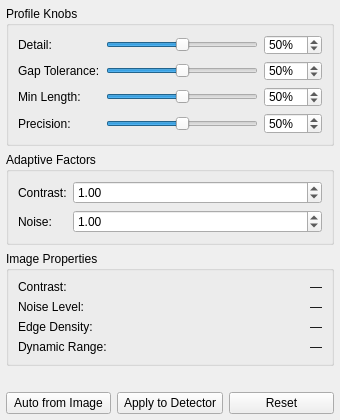
Before: the Qt Designer form apps/line_analyzer/extensions/detector_profile/detector_profile_panel.ui in waterben/LineExtraction, drawn with Qt 5.
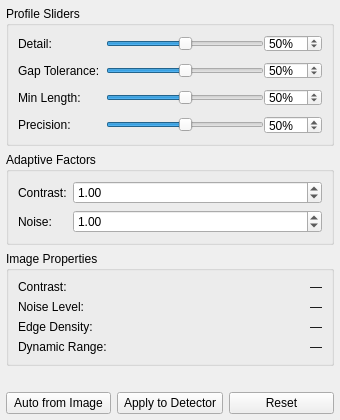
After: the same form once the commit is applied.

Commit message: Fix naming for detector profile

```diff
--- a/apps/line_analyzer/extensions/detector_profile/detector_profile_panel.ui
+++ b/apps/line_analyzer/extensions/detector_profile/detector_profile_panel.ui
@@ -42,9 +42,12 @@
     <item>
      <widget class="QGroupBox" name="group_knobs">
       <property name="title">
-       <string>Profile Knobs</string>
+       <string>Profile Sliders</string>
       </property>
       <layout class="QFormLayout" name="formLayout_knobs">
+       <property name="verticalSpacing">
+        <number>10</number>
+       </property>
        <item row="0" column="0">
         <widget class="QLabel" name="label_detail">
          <property name="text">
```
The commit also changes 8 other files.
